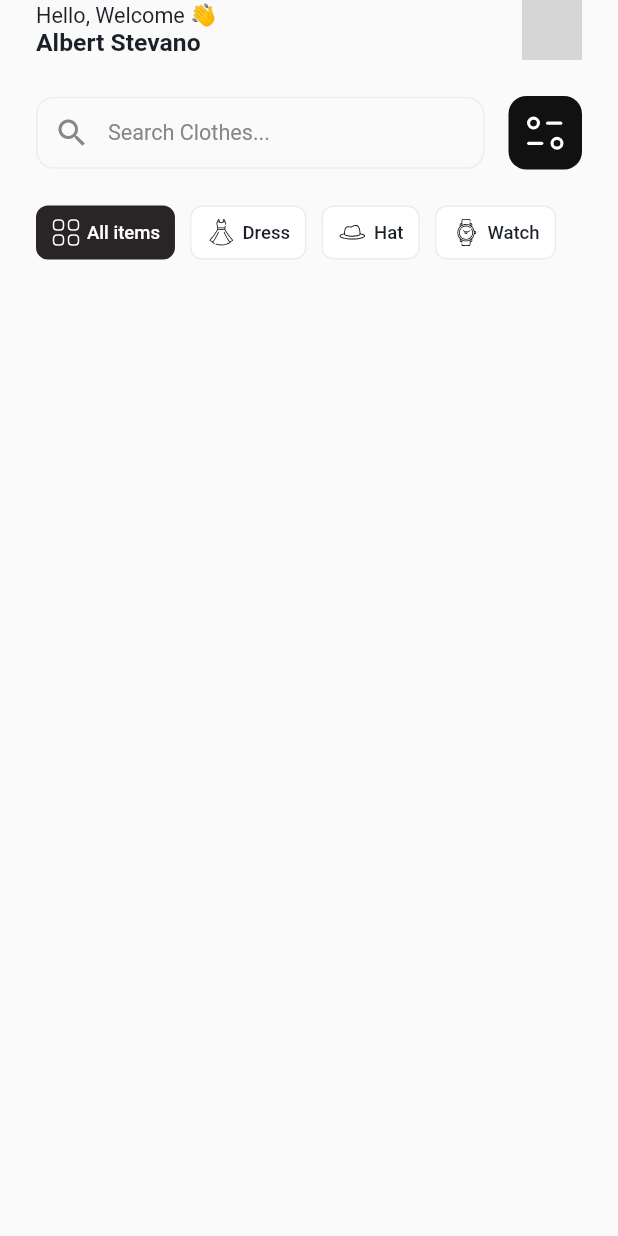
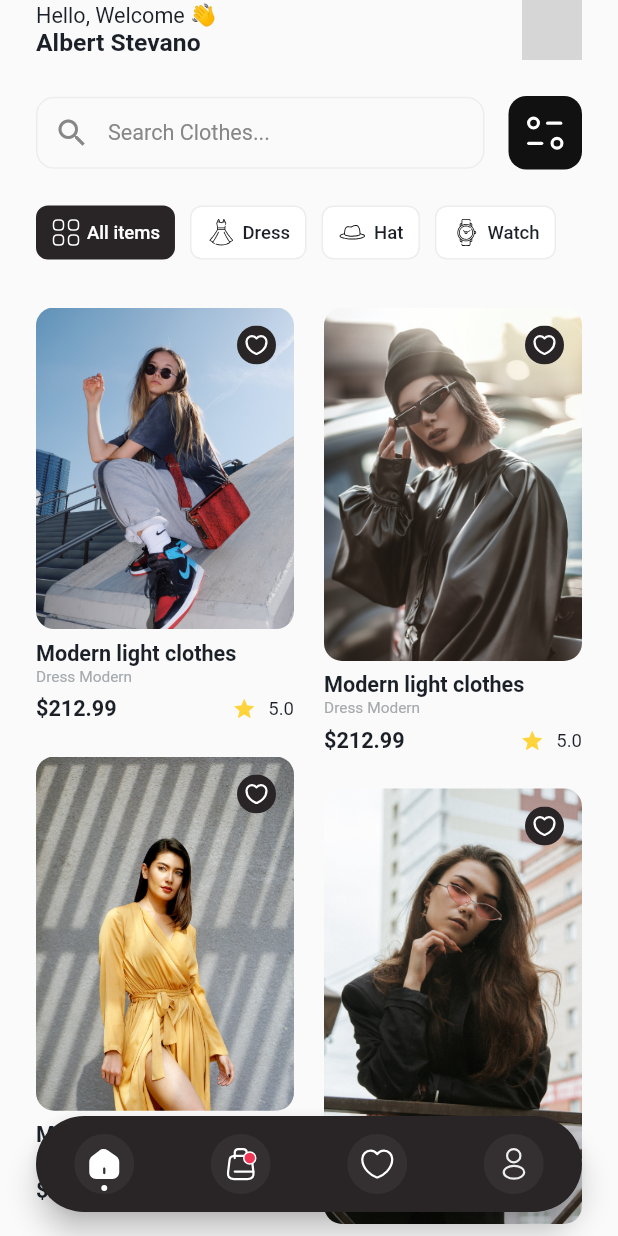
Before and after one commit to PaulMarv/flutter_ecommerce_ui, a Flutter app: the screen it shows after launch, on a phone screen of 412 x 824 dp. Run offline on Flutter 3.47's test engine with Material 2 defaults, Android fonts, the phone set to English and light mode, and no system bars; drawn by our look-alikes of custom_navigation_bar; our stand-ins replace flutter_svg, google_fonts; network calls fail; grey boxes are pictures that could not be loaded.

Commit message:
finished the homepage of the app

```diff
--- a/lib/main.dart
+++ b/lib/main.dart
@@ -1,6 +1,8 @@
+import 'package:custom_navigation_bar/custom_navigation_bar.dart';
 import 'package:flutter/material.dart';
 import 'package:flutter_cloth_store_app/app_styles.dart';
 import 'package:flutter_cloth_store_app/size_config.dart';
+import 'package:flutter_staggered_grid_view/flutter_staggered_grid_view.dart';
 import 'package:flutter_svg/svg.dart';
 
 void main() {
@@ -17,12 +19,56 @@ class MyApp extends StatefulWidget {
 }
 
 class _MyAppState extends State<MyApp> {
+  int _currentIndex = 0;
   @override
   Widget build(BuildContext context) {
-    return const MaterialApp(
+    return MaterialApp(
       debugShowCheckedModeBanner: false,
       home: Scaffold(
-        body: HomeScreen(),
+        body: const HomeScreen(),
+        floatingActionButtonLocation: FloatingActionButtonLocation.centerFloat,
+        floatingActionButton: Container(
+          padding: const EdgeInsets.symmetric(horizontal: 8),
+          height: 64,
+          child: CustomNavigationBar(
+            isFloating: true,
+            borderRadius: const Radius.circular(40),
+            selectedColor: Kwhite,
+            unSelectedColor: KGrey,
+            backgroundColor: KBrown,
+            strokeColor: Colors.transparent,
+            scaleFactor: 0.1,
+            iconSize: 40,
+            items: [
+              CustomNavigationBarItem(
+                icon: _currentIndex == 0
+                    ? SvgPicture.asset("assets/home_icon_selected.svg")
+                    : SvgPicture.asset("assets/home_icon_unselected.svg"),
+              ),
+              CustomNavigationBarItem(
+                icon: _currentIndex == 1
+                    ? SvgPicture.asset("assets/cart_icon_selected.svg")
+                    : SvgPicture.asset("assets/cart_icon_unselected.svg"),
+              ),
+              CustomNavigationBarItem(
+                icon: _currentIndex == 2
+                    ? SvgPicture.asset("assets/favorite_icon_selected.svg")
+                    : SvgPicture.asset("assets/favorite_icon_unselected.svg"),
+              ),
+              CustomNavigationBarItem(
+                icon: _currentIndex == 3
+                    ? SvgPicture.asset("assets/account_icon_selected.svg")
+                    : SvgPicture.asset("assets/account_icon_unselected.svg"),
+              ),
+            ],
+            currentIndex: _currentIndex,
+            onTap: (index) {
+              setState(() {
+                _currentIndex = index;
+              });
+            },
+          ),
+        ),
       ),
     );
   }
@@ -48,13 +94,14 @@ class _HomeScreenState extends State<HomeScreen> {
   int current = 0;
 
   List<String> images = [
-    'image-01',
-    'images-02',
-    'image-03',
-    'image-04',
-    'images-04',
-    'image-05'
+    'image-01.png',
+    'image-02.png',
+    'image-03.png',
+    'image-04.png',
+    'image-04.png',
+    'image-05.jpg'
   ];
+
   @override
   Widget build(BuildContext context) {
     SizeConfig().init(context);
@@ -200,7 +247,7 @@ class _HomeScreenState extends State<HomeScreen> {
                             color: current == index ? Kwhite : KDarkBrown,
                             fontSize: SizeConfig.blockSizeHorizontal! * 3,
                           ),
-                        )
+                        ),
                       ],
                     ),
                   ),
@@ -208,7 +255,103 @@ class _HomeScreenState extends State<HomeScreen> {
               },
             ),
           ),
-          const SizedBox(height: 32,),
+          const SizedBox(
+            height: 32,
+          ),
+          MasonryGridView.count(
+            shrinkWrap: true,
+            physics: const NeverScrollableScrollPhysics(),
+            crossAxisCount: 2,
+            crossAxisSpacing: 20,
+            mainAxisSpacing: 23,
+            itemCount: images.length,
+            padding: const EdgeInsets.symmetric(
+              horizontal: KPaddingHorizontal,
+            ),
+            itemBuilder: (context, index) {
+              return Column(
+                crossAxisAlignment: CrossAxisAlignment.start,
+                children: [
+                  Stack(
+                    children: [
+                      Positioned(
+                        child: ClipRRect(
+                          borderRadius: BorderRadius.circular(KBorderRadius),
+                          child: Image.asset(
+                            'assets/images/${images[index]}',
+                            fit: BoxFit.cover,
+                          ),
+                        ),
+                      ),
+                      Positioned(
+                        right: 12,
+                        top: 12,
+                        child: GestureDetector(
+                          onTap: () {},
+                          child: SvgPicture.asset(
+                              'assets/favorite_cloth_icon_unselected.svg'),
+                        ),
+                      ),
+                    ],
+                  ),
+                  const SizedBox(
+                    height: 8,
+                  ),
+                  Text(
+                    'Modern light clothes',
+                    maxLines: 2,
+                    overflow: TextOverflow.ellipsis,
+                    style: KEncodeSansSemiBold.copyWith(
+                      color: KDarkBrown,
+                      fontSize: SizeConfig.blockSizeHorizontal! * 3.5,
+                    ),
+                  ),
+                  Text(
+                    'Dress Modern',
+                    maxLines: 1,
+                    overflow: TextOverflow.ellipsis,
+                    style: KEncodeSansRegular.copyWith(
+                      color: KGrey,
+                      fontSize: SizeConfig.blockSizeHorizontal! * 2.5,
+                    ),
+                  ),
+                  const SizedBox(
+                    height: 8,
+                  ),
+                  Row(
+                    mainAxisAlignment: MainAxisAlignment.spaceBetween,
+                    crossAxisAlignment: CrossAxisAlignment.center,
+                    children: [
+                      Text(
+                        '\$212.99',
+                        style: KEncodeSansSemiBold.copyWith(
+                          color: KDarkBrown,
+                          fontSize: SizeConfig.blockSizeHorizontal! * 3.5,
+                        ),
+                      ),
+                      Row(
+                        children: [
+                          const Icon(
+                            Icons.star,
+                            color: KYellow,
+                            size: 16,
+                          ),
+                          const SizedBox(width: 8),
+                          Text(
+                            '5.0',
+                            style: KEncodeSansRegular.copyWith(
+                              color: KDarkBrown,
+                              fontSize: SizeConfig.blockSizeHorizontal! * 3,
+                            ),
+                          ),
+                        ],
+                      ),
+                    ],
+                  )
+                ],
+              );
+            },
+          ),
         ],
       ),
     );
```
